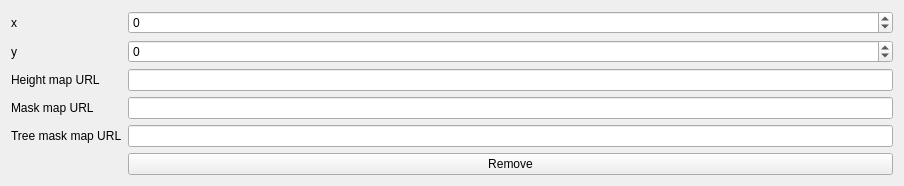
The window that gui_client/TerrainSpecSectionWidget.ui (shipilovden/substrata-metasiberia) describes before a commit, drawn with Qt 5.
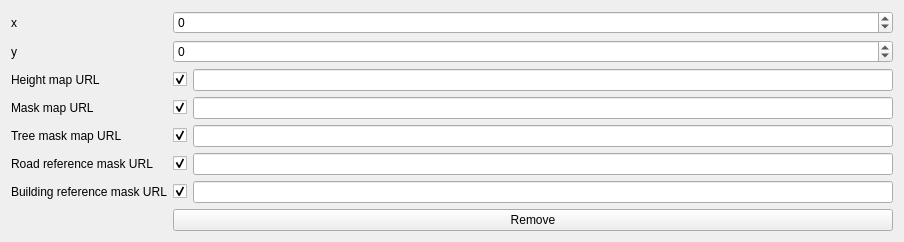
The same window after the commit. Custom widgets are drawn as their Qt base class.

Commit message: feat(metasiberia): integrate terrain tools and Gaussian splats

Diff of the .ui file:
```diff
--- a/gui_client/TerrainSpecSectionWidget.ui
+++ b/gui_client/TerrainSpecSectionWidget.ui
@@ -7,7 +7,7 @@
     <x>0</x>
     <y>0</y>
     <width>904</width>
-    <height>177</height>
+    <height>225</height>
    </rect>
   </property>
   <property name="windowTitle">
@@ -56,7 +56,24 @@
     </widget>
    </item>
    <item row="2" column="1">
-    <widget class="FileSelectWidget" name="heightmapURLFileSelectWidget"/>
+    <widget class="QWidget" name="heightmapRowWidget">
+     <layout class="QHBoxLayout" name="heightmapRowLayout">
+      <property name="leftMargin"><number>0</number></property>
+      <property name="topMargin"><number>0</number></property>
+      <property name="rightMargin"><number>0</number></property>
+      <property name="bottomMargin"><number>0</number></property>
+      <item>
+       <widget class="QCheckBox" name="heightmapEnabledCheckBox">
+        <property name="checked"><bool>true</bool></property>
+        <property name="toolTip"><string>Enable or disable this map</string></property>
+        <property name="text"><string/></property>
+       </widget>
+      </item>
+      <item>
+       <widget class="FileSelectWidget" name="heightmapURLFileSelectWidget"/>
+      </item>
+     </layout>
+    </widget>
    </item>
    <item row="4" column="0">
     <widget class="QLabel" name="label_2">
@@ -66,9 +83,80 @@
     </widget>
    </item>
    <item row="4" column="1">
-    <widget class="FileSelectWidget" name="maskMapURLFileSelectWidget"/>
+    <widget class="QWidget" name="maskMapRowWidget">
+     <layout class="QHBoxLayout" name="maskMapRowLayout">
+      <property name="leftMargin"><number>0</number></property>
+      <property name="topMargin"><number>0</number></property>
+      <property name="rightMargin"><number>0</number></property>
+      <property name="bottomMargin"><number>0</number></property>
+      <item>
+       <widget class="QCheckBox" name="maskMapEnabledCheckBox">
+        <property name="checked"><bool>true</bool></property>
+        <property name="toolTip"><string>Enable or disable this map</string></property>
+        <property name="text"><string/></property>
+       </widget>
+      </item>
+      <item>
+       <widget class="FileSelectWidget" name="maskMapURLFileSelectWidget"/>
+      </item>
+     </layout>
+    </widget>
+   </item>
+   <item row="6" column="0">
+    <widget class="QLabel" name="label_6">
+     <property name="text">
+      <string>Road reference mask URL</string>
+     </property>
+    </widget>
    </item>
    <item row="6" column="1">
+    <widget class="QWidget" name="roadMaskMapRowWidget">
+     <layout class="QHBoxLayout" name="roadMaskMapRowLayout">
+      <property name="leftMargin"><number>0</number></property>
+      <property name="topMargin"><number>0</number></property>
+      <property name="rightMargin"><number>0</number></property>
+      <property name="bottomMargin"><number>0</number></property>
+      <item>
+       <widget class="QCheckBox" name="roadMaskMapEnabledCheckBox">
+        <property name="checked"><bool>true</bool></property>
+        <property name="toolTip"><string>Enable or disable this map</string></property>
+        <property name="text"><string/></property>
+       </widget>
+      </item>
+      <item>
+       <widget class="FileSelectWidget" name="roadMaskMapURLFileSelectWidget"/>
+      </item>
+     </layout>
+    </widget>
+   </item>
+   <item row="7" column="0">
+    <widget class="QLabel" name="label_7">
+     <property name="text">
+      <string>Building reference mask URL</string>
+     </property>
+    </widget>
+   </item>
+   <item row="7" column="1">
+    <widget class="QWidget" name="buildingMaskMapRowWidget">
+     <layout class="QHBoxLayout" name="buildingMaskMapRowLayout">
+      <property name="leftMargin"><number>0</number></property>
+      <property name="topMargin"><number>0</number></property>
+      <property name="rightMargin"><number>0</number></property>
+      <property name="bottomMargin"><number>0</number></property>
+      <item>
+       <widget class="QCheckBox" name="buildingMaskMapEnabledCheckBox">
+        <property name="checked"><bool>true</bool></property>
+        <property name="toolTip"><string>Enable or disable this map</string></property>
+        <property name="text"><string/></property>
+       </widget>
+      </item>
+      <item>
+       <widget class="FileSelectWidget" name="buildingMaskMapURLFileSelectWidget"/>
+      </item>
+     </layout>
+    </widget>
+   </item>
+   <item row="8" column="1">
     <widget class="QPushButton" name="removeTerrainSectionPushButton">
      <property name="text">
       <string>Remove</string>
@@ -76,7 +164,24 @@
     </widget>
    </item>
    <item row="5" column="1">
-    <widget class="FileSelectWidget" name="treeMaskMapURLFileSelectWidget"/>
+    <widget class="QWidget" name="treeMaskMapRowWidget">
+     <layout class="QHBoxLayout" name="treeMaskMapRowLayout">
+      <property name="leftMargin"><number>0</number></property>
+      <property name="topMargin"><number>0</number></property>
+      <property name="rightMargin"><number>0</number></property>
+      <property name="bottomMargin"><number>0</number></property>
+      <item>
+       <widget class="QCheckBox" name="treeMaskMapEnabledCheckBox">
+        <property name="checked"><bool>true</bool></property>
+        <property name="toolTip"><string>Enable or disable this map</string></property>
+        <property name="text"><string/></property>
+       </widget>
+      </item>
+      <item>
+       <widget class="FileSelectWidget" name="treeMaskMapURLFileSelectWidget"/>
+      </item>
+     </layout>
+    </widget>
    </item>
    <item row="5" column="0">
     <widget class="QLabel" name="label_5">
```
The commit also changes 58 other files.
